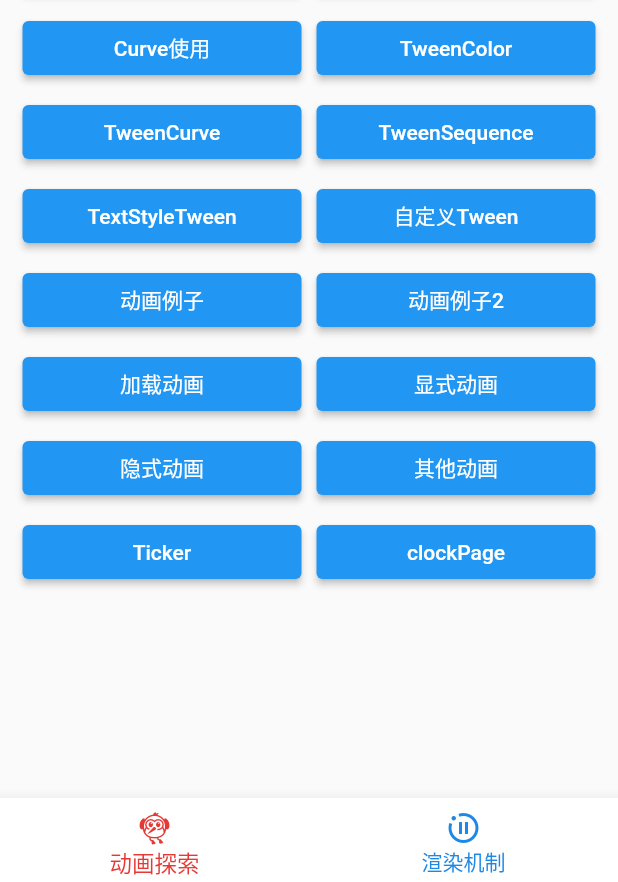
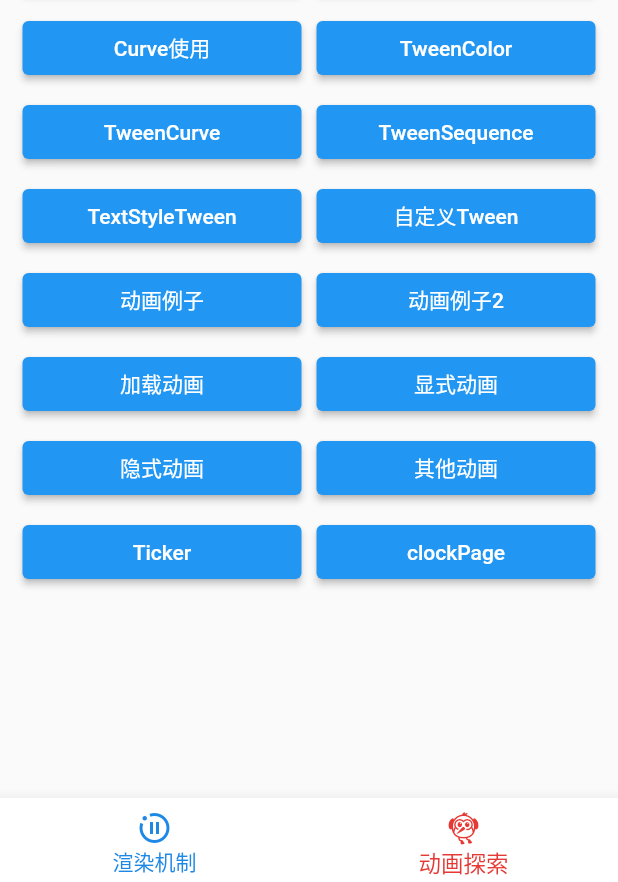
Before and after one commit to DaoSuper/flutter_booklet, a Flutter app: the screen it shows after launch, after a tap on "动画探索", on a phone screen of 412 x 824 dp, the part 354-1236 px from its top. Run offline on Flutter 3.47's test engine with Material 2 defaults, Android fonts, the phone set to English and light mode, and no system bars.

Commit message:
渲染机制

```diff
--- a/lib/pages/app_page.dart
+++ b/lib/pages/app_page.dart
@@ -13,8 +13,8 @@ class _AppPageState extends State<AppPage>{
 
   final PageController controller = PageController();
   final List<Map<String, dynamic>> navigations = [
+    {'name': '渲染机制', "icon": Icons.motion_photos_paused,},
     {'name': '动画探索', "icon": Icons.flutter_dash,},
-    {'name': '渲染机制', "icon": Icons.motion_photos_paused,},
     // {'name': '绘画', "icon": Icons.brush,},
     // {'name': '手势', "icon": Icons.gesture,},
     // {'name': '滑动', "icon": Icons.toll_outlined,},
@@ -32,15 +32,14 @@ class _AppPageState extends State<AppPage>{
     return Scaffold(
       body: PageView(
         controller: controller,
-        reverse: true,
         onPageChanged: (index) {
           setState(() {
             currentIndex = controller.page!.round();
           });
         },
         children: const [
+          IRenderPage(),
           AnimPage(),
-          IRenderPage(),
         ],
       ),
       bottomNavigationBar: BottomAppBar(
@@ -71,12 +70,12 @@ class _AppPageState extends State<AppPage>{
         onTap: (){
           controller.animateToPage(
             index,
-            duration: Duration(milliseconds: 200),
+            duration: const Duration(milliseconds: 200),
             curve: Curves.ease,
           );
         },
         child: Container(
-          margin: EdgeInsets.only(top: 8),
+          margin: const EdgeInsets.only(top: 8),
           height: 48,
           child: Column(
             children: [
--- a/lib/pages/irender/irender_page.dart
+++ b/lib/pages/irender/irender_page.dart
@@ -1,5 +1,5 @@
 import 'package:flutter/material.dart';
-import 'package:flutter_booklet/pages/anim/10_ticker/ticker_page.dart';
+import 'package:flutter_booklet/pages/irender/01_timer/timer_demo.dart';
 import 'package:flutter_booklet/widgets/dao_button.dart';
 
 class IRenderPage extends StatelessWidget {
@@ -21,9 +21,9 @@ class IRenderPage extends StatelessWidget {
             runSpacing: 8,
             children:  [
               ItemBtn(
-                btnName: 'Ticker',
+                btnName: 'Timer',
                 onPressed: (){
-                  Navigator.push(context, MaterialPageRoute(builder: (_) => const TickerPage()));
+                  TimerDemo.timerTest();
                 }
               ),
             ],
```
Also changed, not shown: lib/pages/irender/01_timer/timer_demo.dart (added, +19 -0 lines).
